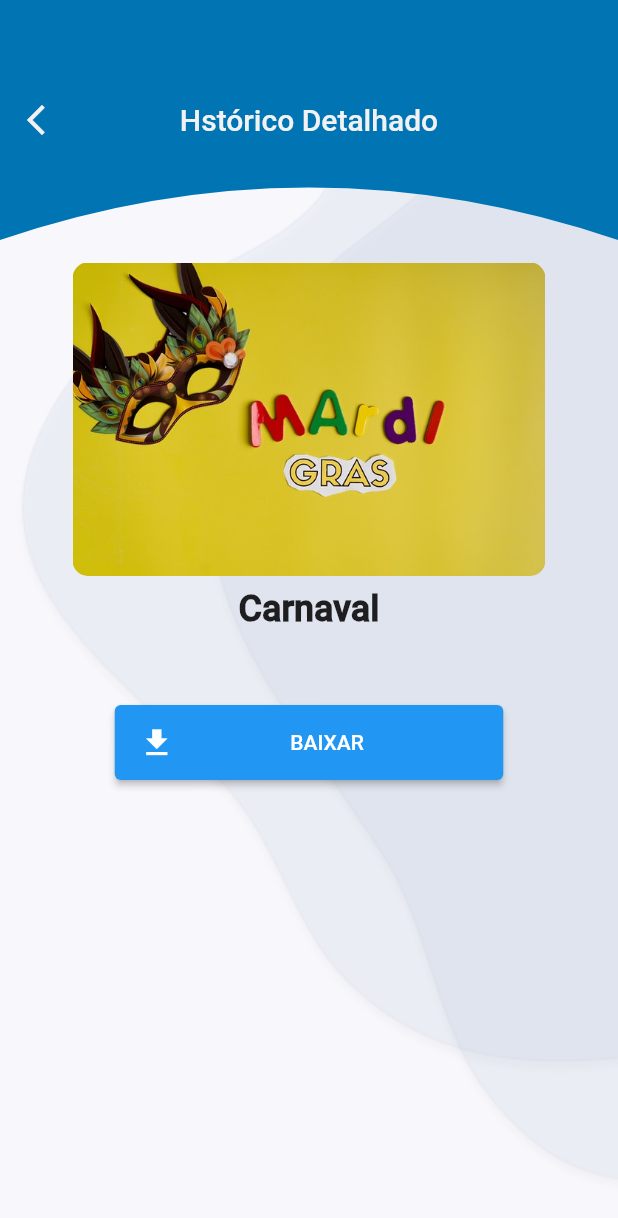
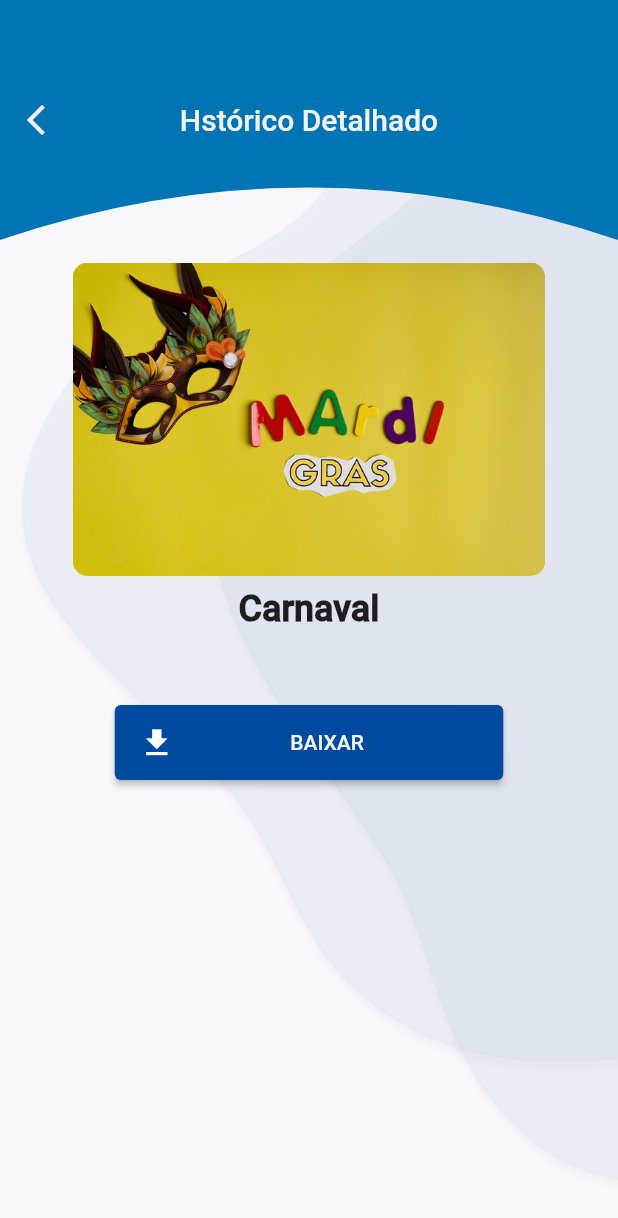
Before and after one commit to jusylopes/flutter-nubank-desafio-final, a Flutter app: the screen it shows after launch, after a tap on "BAIXAR", on a phone screen of 412 x 824 dp. Shown: the top 1218 px of the screen. Run offline on Flutter 3.47's test engine with Material 2 defaults, Android fonts, the phone set to English and light mode, and no system bars; our stand-ins replace flutter_svg, image_picker, shared_preferences; missing offline and left inert: mask, widget_mask; network calls fail.

Commit message:
link para o dowload inserido

```diff
--- a/lib/ui/views/components/custom_bar_container.dart
+++ b/lib/ui/views/components/custom_bar_container.dart
@@ -4,6 +4,7 @@ import '../../../resources/las_colors.dart';
 import 'custom_appbar.dart';
 
 // Para ampliar a imagem de fundo do background cobrindo ate o appbar na tela de historico
+// appbar das telas de historic e historic detalhes
 class CustomBarContainer extends StatelessWidget {
   final String titleappbarhistoric;
 
@@ -24,6 +25,7 @@ class CustomBarContainer extends StatelessWidget {
             IconButton(
                 onPressed: () {
                   Navigator.of(context).pop();
+                  // Navigator.of(context).pushNamed(Routes.historic);
                 },
                 icon: const Icon(
                   Icons.arrow_back_ios_new,
--- a/lib/ui/views/historic/historic_detalhes.dart
+++ b/lib/ui/views/historic/historic_detalhes.dart
@@ -1,5 +1,7 @@
 import 'package:flutter/material.dart';
+import 'package:url_launcher/url_launcher.dart';
 
+import '../../../resources/las_colors.dart';
 import '../components/custom_bar_container.dart';
 
 class HistoricDetalhes extends StatelessWidget {
@@ -64,15 +66,28 @@ class HistoricDetalhes extends StatelessWidget {
                 width: 259,
                 height: 50,
                 child: ElevatedButton(
-                    onPressed: () {},
+                    onPressed: () async {
+                      const url =
+                          'http://www.africau.edu/images/default/sample.pdf';
+                      if (await canLaunch(url)) {
+                        await launch(url);
+                      } else {
+                        throw 'Could not launch $url';
+                      }
+                    },
+                    style: ElevatedButton.styleFrom(
+                      primary: LasColors.buttonColor,
+                    ),
                     child: Row(
                       mainAxisAlignment: MainAxisAlignment.spaceBetween,
                       children: [
                         const Icon(Icons.download),
-                        const Text('BAIXAR',
-                            style: TextStyle(
-                                color: Colors.white,
-                                fontWeight: FontWeight.w500)),
+                        const Center(
+                          child: Text('BAIXAR',
+                              style: TextStyle(
+                                  color: LasColors.txtAppBarProfile,
+                                  fontWeight: FontWeight.w500)),
+                        ),
                         Container(),
                       ],
                     )),
--- a/lib/ui/views/historic/historic_page.dart
+++ b/lib/ui/views/historic/historic_page.dart
@@ -95,7 +95,6 @@ buildListView(List<Accreditation> list, String year) {
                 return GestureDetector(
                   onTap: () {
                     Navigator.of(context).pushNamed(Routes.historicDetalhes);
-                    print(index);
                   },
                   child: Padding(
                     padding: const EdgeInsets.fromLTRB(10, 2, 10, 2),
```
